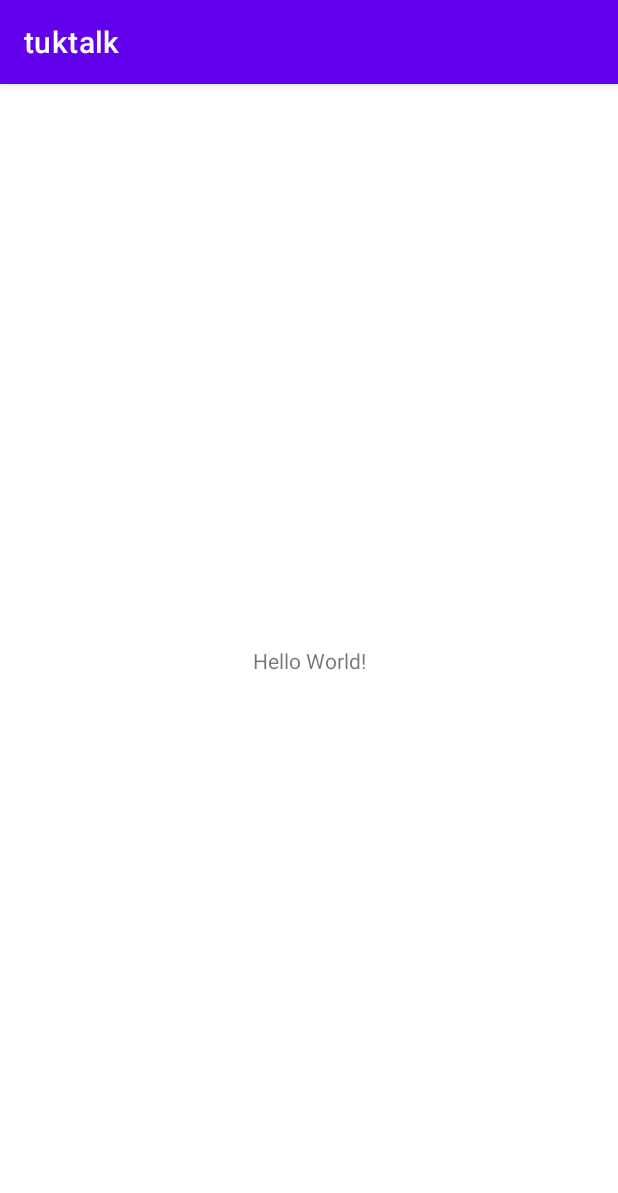
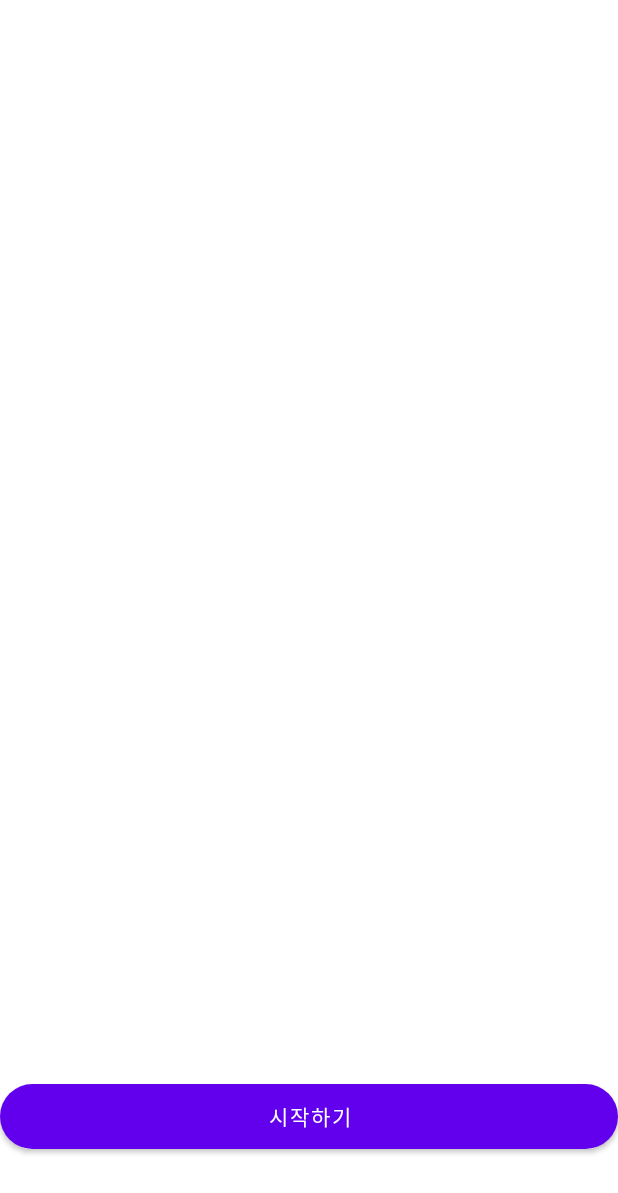
Before and after one commit to TeamTukTalk/tuktalk-AOS, an Android app: the screen it shows after launch (MainActivity before the commit, SplashActivity after it), on a phone screen of 412 x 824 dp. Shown: the top 1193 px of the screen. Run offline under Robolectric (Android 15) with nearby library versions, the phone set to English and light mode, and no system bars.

Commit message:
architecture setting

```diff
--- a/app/src/main/java/com/example/tuktalk/MainActivity.kt
+++ /dev/null
@@ -1,11 +0,0 @@
-package com.example.tuktalk
-
-import androidx.appcompat.app.AppCompatActivity
-import android.os.Bundle
-
-class MainActivity : AppCompatActivity() {
-    override fun onCreate(savedInstanceState: Bundle?) {
-        super.onCreate(savedInstanceState)
-        setContentView(R.layout.activity_main)
-    }
-}
--- /dev/null
+++ b/app/src/main/java/com/example/tuktalk/TuktalkApplication.kt
@@ -0,0 +1,18 @@
+package com.example.tuktalk
+
+import android.app.Application
+import org.koin.android.ext.koin.androidContext
+import org.koin.core.context.startKoin
+
+class TuktalkApplication: Application() {
+
+    override fun onCreate() {
+        super.onCreate()
+
+        // koin 사용
+        startKoin {
+            androidContext(this@TuktalkApplication )
+
+        }
+    }
+}
--- /dev/null
+++ b/app/src/main/java/com/example/tuktalk/di/RemoteModule.kt
@@ -0,0 +1 @@
+package com.example.tuktalk.di
--- /dev/null
+++ b/app/src/main/java/com/example/tuktalk/di/RepositoryModule.kt
@@ -0,0 +1 @@
+package com.example.tuktalk.di
--- /dev/null
+++ b/app/src/main/java/com/example/tuktalk/di/UseCaseModule.kt
@@ -0,0 +1 @@
+package com.example.tuktalk.di
--- /dev/null
+++ b/app/src/main/java/com/example/tuktalk/di/ViewModelModule.kt
@@ -0,0 +1 @@
+package com.example.tuktalk.di
--- /dev/null
+++ b/app/src/main/java/com/example/tuktalk/presentation/splash/SplashActivity.kt
@@ -0,0 +1,26 @@
+package com.example.tuktalk.presentation.splash
+
+import android.os.Build
+import android.os.Bundle
+import android.view.WindowInsets
+import android.view.WindowManager
+import androidx.appcompat.app.AppCompatActivity
+import com.example.tuktalk.databinding.ActivityMainBinding
+import com.example.tuktalk.databinding.ActivitySplashBinding
+
+class SplashActivity: AppCompatActivity() {
+
+    private lateinit var binding: ActivitySplashBinding
+
+    override fun onCreate(savedInstanceState: Bundle?) {
+        super.onCreate(savedInstanceState)
+
+        // 상태바 없애기
+        // getWindow().setFlags(WindowManager.LayoutParams.FLAG_FULLSCREEN,WindowManager.LayoutParams.FLAG_FULLSCREEN)
+
+
+        binding = ActivitySplashBinding.inflate(layoutInflater)
+        setContentView(binding.root)
+
+    }
+}
--- a/app/src/main/res/layout/activity_main.xml
+++ b/app/src/main/res/layout/activity_main.xml
@@ -4,15 +4,18 @@
     xmlns:tools="http://schemas.android.com/tools"
     android:layout_width="match_parent"
     android:layout_height="match_parent"
-    tools:context=".MainActivity">
+    tools:context=".presentation.MainActivity">
 
-    <TextView
-        android:layout_width="wrap_content"
-        android:layout_height="wrap_content"
-        android:text="Hello World!"
-        app:layout_constraintBottom_toBottomOf="parent"
-        app:layout_constraintLeft_toLeftOf="parent"
-        app:layout_constraintRight_toRightOf="parent"
-        app:layout_constraintTop_toTopOf="parent" />
+    <!-- guideline start -->
+
+    <!-- horizontal start -->
+
+    <!-- horizontal end -->
+
+    <!-- vertical start -->
+
+    <!-- vertical end -->
+
+    <!-- guideline end -->
 
 </androidx.constraintlayout.widget.ConstraintLayout>
--- /dev/null
+++ b/app/src/main/res/layout/activity_splash.xml
@@ -0,0 +1,87 @@
+<?xml version="1.0" encoding="utf-8"?>
+<androidx.constraintlayout.widget.ConstraintLayout xmlns:android="http://schemas.android.com/apk/res/android"
+    android:layout_width="match_parent"
+    android:layout_height="match_parent"
+    xmlns:app="http://schemas.android.com/apk/res-auto">
+
+    <!-- guideline start -->
+
+        <!-- horizontal start -->
+            <androidx.constraintlayout.widget.Guideline
+                android:id="@+id/guideline_horizontal_8.9"
+                android:layout_width="0dp"
+                android:layout_height="0dp"
+                app:layout_constraintGuide_percent="0.089"
+                android:orientation="horizontal"
+                />
+
+            <androidx.constraintlayout.widget.Guideline
+                android:id="@+id/guideline_horizontal_22.9"
+                android:layout_width="0dp"
+                android:layout_height="0dp"
+                app:layout_constraintGuide_percent="0.229"
+                android:orientation="horizontal"
+                />
+
+            <androidx.constraintlayout.widget.Guideline
+                android:id="@+id/guideline_horizontal_26"
+                android:layout_width="0dp"
+                android:layout_height="0dp"
+                app:layout_constraintGuide_percent="0.26"
+                android:orientation="horizontal"
+                />
+
+            <androidx.constraintlayout.widget.Guideline
+                android:id="@+id/guideline_horizontal_31"
+                android:layout_width="0dp"
+                android:layout_height="0dp"
+                app:layout_constraintGuide_percent="0.31"
+                android:orientation="horizontal"
+                />
+
+        <androidx.constraintlayout.widget.Guideline
+            android:id="@+id/guideline_horizontal_75"
+            android:layout_width="0dp"
+            android:layout_height="0dp"
+            app:layout_constraintGuide_percent="0.75"
+            android:orientation="horizontal"
+            />
+
+
+            <androidx.constraintlayout.widget.Guideline
+                android:id="@+id/guideline_horizontal_87"
+                android:layout_width="0dp"
+                android:layout_height="0dp"
+                app:layout_constraintGuide_percent="0.87"
+                android:orientation="horizontal"
+                />
+
+            <androidx.constraintlayout.widget.Guideline
+                android:id="@+id/guideline_horizontal_93.7"
+                android:layout_width="0dp"
+                android:layout_height="0dp"
+                app:layout_constraintGuide_percent="0.937"
+                android:orientation="horizontal"
+                />
+        <!-- horizontal end -->
+
+        <!-- vertical start -->
+
+        <!-- vertical end -->
+
+    <!-- guideline end -->
+
+    <com.google.android.material.button.MaterialButton
+        app:shapeAppearanceOverlay="@style/buttonRadiusShape"
+        android:layout_width="0dp"
+        android:layout_height="0dp"
+        app:layout_constraintTop_toTopOf="@id/guideline_horizontal_87"
+        app:layout_constraintBottom_toTopOf="@id/guideline_horizontal_93.7"
+        app:layout_constraintLeft_toLeftOf="parent"
+        app:layout_constraintRight_toRightOf="parent"
+        android:text="시작하기"
+        />
+
+
+
+</androidx.constraintlayout.widget.ConstraintLayout>
--- a/app/src/main/res/values-night/themes.xml
+++ b/app/src/main/res/values-night/themes.xml
@@ -1,6 +1,6 @@
 <resources xmlns:tools="http://schemas.android.com/tools">
     <!-- Base application theme. -->
-    <style name="Theme.Tuktalk" parent="Theme.MaterialComponents.DayNight.DarkActionBar">
+    <style name="Theme.Tuktalk" parent="Theme.MaterialComponents.DayNight.NoActionBar">
         <!-- Primary brand color. -->
         <item name="colorPrimary">@color/purple_200</item>
         <item name="colorPrimaryVariant">@color/purple_700</item>
--- a/app/src/main/res/values/strings.xml
+++ b/app/src/main/res/values/strings.xml
@@ -1,3 +1,5 @@
 <resources>
     <string name="app_name">tuktalk</string>
+
+    <string name="splash1">취준생과 현직자의\n리얼한 소통창구\n뚝딱과 함께 취업 뚝딱!</string>
 </resources>
--- a/app/src/main/res/values/themes.xml
+++ b/app/src/main/res/values/themes.xml
@@ -1,6 +1,6 @@
 <resources xmlns:tools="http://schemas.android.com/tools">
     <!-- Base application theme. -->
-    <style name="Theme.Tuktalk" parent="Theme.MaterialComponents.DayNight.DarkActionBar">
+    <style name="Theme.Tuktalk" parent="Theme.MaterialComponents.DayNight.NoActionBar">
         <!-- Primary brand color. -->
         <item name="colorPrimary">@color/purple_500</item>
         <item name="colorPrimaryVariant">@color/purple_700</item>
@@ -10,7 +10,14 @@
         <item name="colorSecondaryVariant">@color/teal_700</item>
         <item name="colorOnSecondary">@color/black</item>
         <!-- Status bar color. -->
-        <item name="android:statusBarColor" tools:targetApi="l">?attr/colorPrimaryVariant</item>
+        <item name="android:statusBarColor" tools:targetApi="l">#C5C5C5</item>
         <!-- Customize your theme here. -->
+
+
+    </style>
+
+    <style name="buttonRadiusShape">
+        <item name="cornerFamily">rounded</item>
+        <item name="cornerSize">50%</item>
     </style>
 </resources>
```
Also changed, not shown: app/src/main/AndroidManifest.xml (+8 -1 lines), app/src/main/java/com/example/tuktalk/presentation/MainActivity.kt (added, +21 -0 lines), app/src/main/java/com/example/tuktalk/presentation/login/LoginActivity.kt (added, +18 -0 lines), app/src/main/res/drawable/ic_fi_gift.xml (added, +44 -0 lines), app/src/main/res/layout/activity_login.xml (added, +7 -0 lines), 2 other files.
